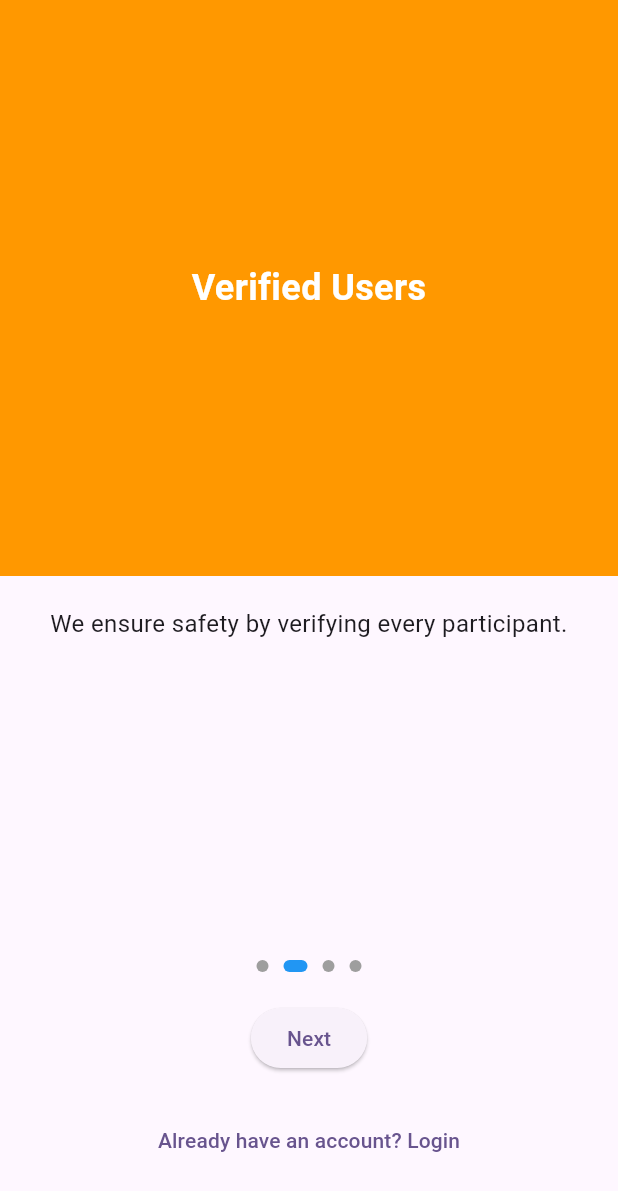
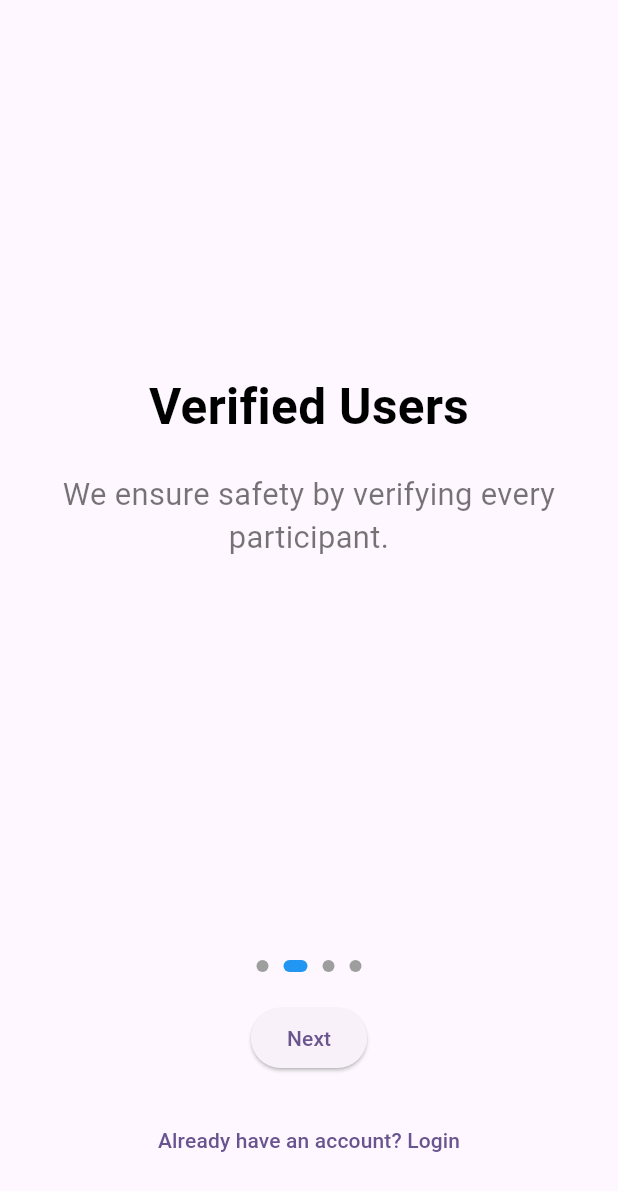
Before and after one commit to knjain1995/kccarpoolapp, a Flutter app: the screen it shows after launch, after a tap on "Next", on a phone screen of 412 x 824 dp. Shown: the top 1191 px of the screen. Run offline on Flutter 3.47's test engine with Material 3 defaults, Android fonts, the phone set to English and light mode, and no system bars; our stand-ins replace firebase_auth, firebase_core; accounts and stored records are empty.

Commit message:
improved look and feel of onboarding screen

```diff
--- a/lib/modules/onboarding/onboarding_screen.dart
+++ b/lib/modules/onboarding/onboarding_screen.dart
@@ -2,7 +2,7 @@ import 'package:flutter/material.dart';
 import 'package:kccarpoolapp/modules/auth/screens/login_screen.dart'; // Import Login screen
 
 /// OnboardingScreen is the first screen shown to users when they open the app.
-/// It introduces the app's features in a multi-page view format.
+/// It introduces the app's features in a multi-page view format with swipe gestures.
 class OnboardingScreen extends StatefulWidget {
   @override
   _OnboardingScreenState createState() => _OnboardingScreenState();
@@ -29,10 +29,22 @@ class _OnboardingScreenState extends State<OnboardingScreen> {
         curve: Curves.easeInOut, // Animation style.
       );
     } else {
-      // TODO: Update this to navigate to the signup screen once created.
-      print("Onboarding complete! Navigate to signup screen.");
+      Navigator.of(context).pushReplacement(
+        MaterialPageRoute(builder: (context) => LoginScreen()), // Navigate to Login screen
+      );
+    }
+    if (currentIndex < onboardingData.length - 1) {
+      _pageController.nextPage(
+        duration: Duration(milliseconds: 500), // Smooth transition duration.
+        curve: Curves.easeInOut, // Animation style.
+      );
+    } else {
+      Navigator.of(context).pushReplacement(
+        MaterialPageRoute(builder: (context) => LoginScreen()), // Navigate to Login screen
+      );
     }
   }
+
 
   @override
   Widget build(BuildContext context) {
@@ -58,6 +70,7 @@ class _OnboardingScreenState extends State<OnboardingScreen> {
           ),
 
           /// Row displaying progress dots to indicate current onboarding step.
+          SizedBox(height: 20),
           Row(
             mainAxisAlignment: MainAxisAlignment.center,
             children: List.generate(
@@ -128,41 +141,32 @@ class OnboardingPage extends StatelessWidget {
 
   @override
   Widget build(BuildContext context) {
-    return Column(
+    return Container(
+      padding: EdgeInsets.all(20),
+      child: Column(
         mainAxisAlignment: MainAxisAlignment.center,
         children: [
-        /// The top section of each onboarding screen, represented as a placeholder colored box.
-        Expanded(
-          flex: 3,
-          child: Container(
-            color: Colors.orange, // Placeholder background color for content.
-            child: Center(
-              child: Text(
+          /// The top section of each onboarding screen, displaying the title.
+          Text(
             title,
-                style: TextStyle(fontSize: 24, fontWeight: FontWeight.bold, color: Colors.white),
+            style: TextStyle(
+              fontSize: MediaQuery.of(context).size.width * 0.08, // Responsive font size
+              fontWeight: FontWeight.bold,
+              color: Colors.black,
+            ),
             textAlign: TextAlign.center,
           ),
-            ),
-          ),
-        ),
+
+          SizedBox(height: 20),
 
           /// The lower section containing text description.
-        Expanded(
-          flex: 2,
-          child: Padding(
-            padding: const EdgeInsets.all(20.0),
-            child: Column(
-              children: [
           Text(
             description,
-                  style: TextStyle(fontSize: 16),
+            style: TextStyle(fontSize: MediaQuery.of(context).size.width * 0.05, color: Colors.black54),
             textAlign: TextAlign.center,
           ),
         ],
       ),
-          ),
-        ),
-      ],
     );
   }
 }
```
Lines whose indentation alone changed are shown as unchanged.
